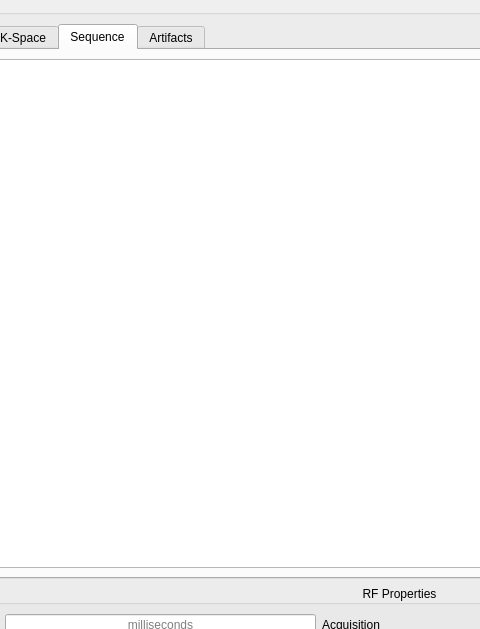
This is Task (3)/MRI_Simulator.ui in sbme-tutorials/task2-team-2 as Qt 5 draws it before an edit; both pictures show x 105 to 585 and y 0 to 629 of the 1010 by 747 pixel window. The edited form follows.
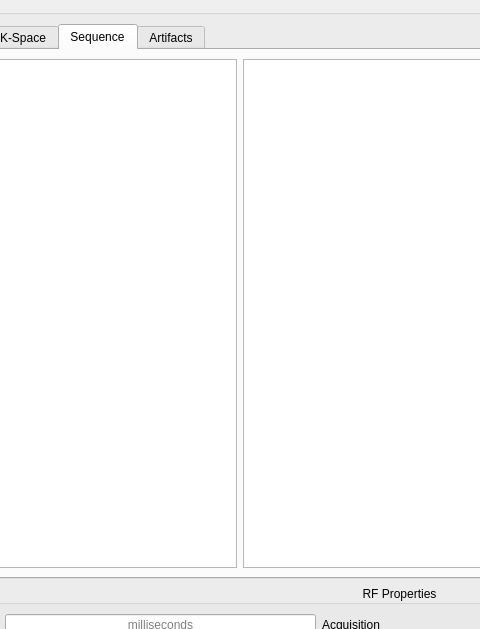
This is the edited form. The open tabs and pages were chosen to show the change.

What changed in the file:
```diff
--- a/Task (3)/MRI_Simulator.ui
+++ b/Task (3)/MRI_Simulator.ui
@@ -782,11 +782,28 @@
           </attribute>
           <layout class="QGridLayout" name="gridLayout_7">
            <item row="0" column="0">
+            <layout class="QHBoxLayout" name="horizontalLayout_12">
+             <item>
+              <widget class="QGraphicsView" name="preparation_gv">
+               <property name="maximumSize">
+                <size>
+                 <width>310</width>
+                 <height>16777215</height>
+                </size>
+               </property>
+               <property name="sizeAdjustPolicy">
+                <enum>QAbstractScrollArea::AdjustToContentsOnFirstShow</enum>
+               </property>
+              </widget>
+             </item>
+             <item>
             <widget class="QGraphicsView" name="graphicsView_3">
              <property name="sizeAdjustPolicy">
               <enum>QAbstractScrollArea::AdjustToContentsOnFirstShow</enum>
              </property>
             </widget>
+             </item>
+            </layout>
            </item>
           </layout>
          </widget>
```
Left out of the diff: 2 changed lines with no effect on the pictures. Lines whose indentation alone changed are shown as unchanged.
